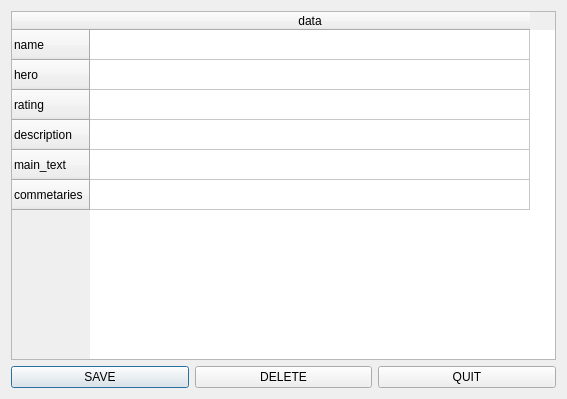
First picture: the form in raw_qt/select_guide.ui, repository VPirog/DotaDatabase, before the edit.
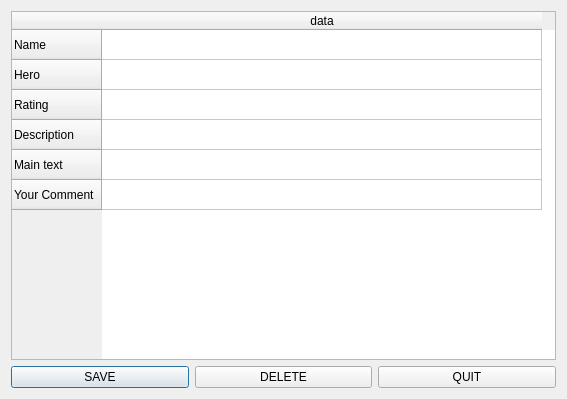
Second picture: the form after the edit.

```diff
--- a/raw_qt/select_guide.ui
+++ b/raw_qt/select_guide.ui
@@ -35,32 +35,32 @@
      </attribute>
      <row>
       <property name="text">
-       <string>name</string>
+       <string>Name</string>
       </property>
      </row>
      <row>
       <property name="text">
-       <string>hero</string>
+       <string>Hero</string>
       </property>
      </row>
      <row>
       <property name="text">
-       <string>rating</string>
+       <string>Rating</string>
       </property>
      </row>
      <row>
       <property name="text">
-       <string>description</string>
+       <string>Description</string>
       </property>
      </row>
      <row>
       <property name="text">
-       <string>main_text</string>
+       <string>Main text</string>
       </property>
      </row>
      <row>
       <property name="text">
-       <string>commetaries</string>
+       <string>Your Comment</string>
       </property>
      </row>
      <column>
```
